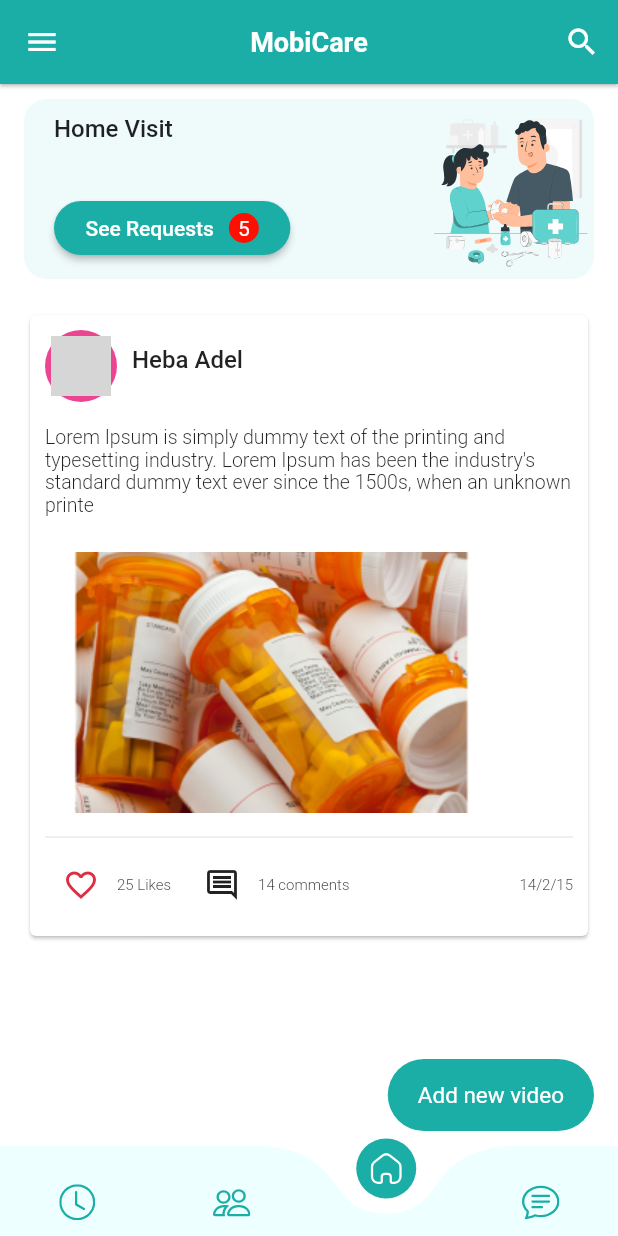
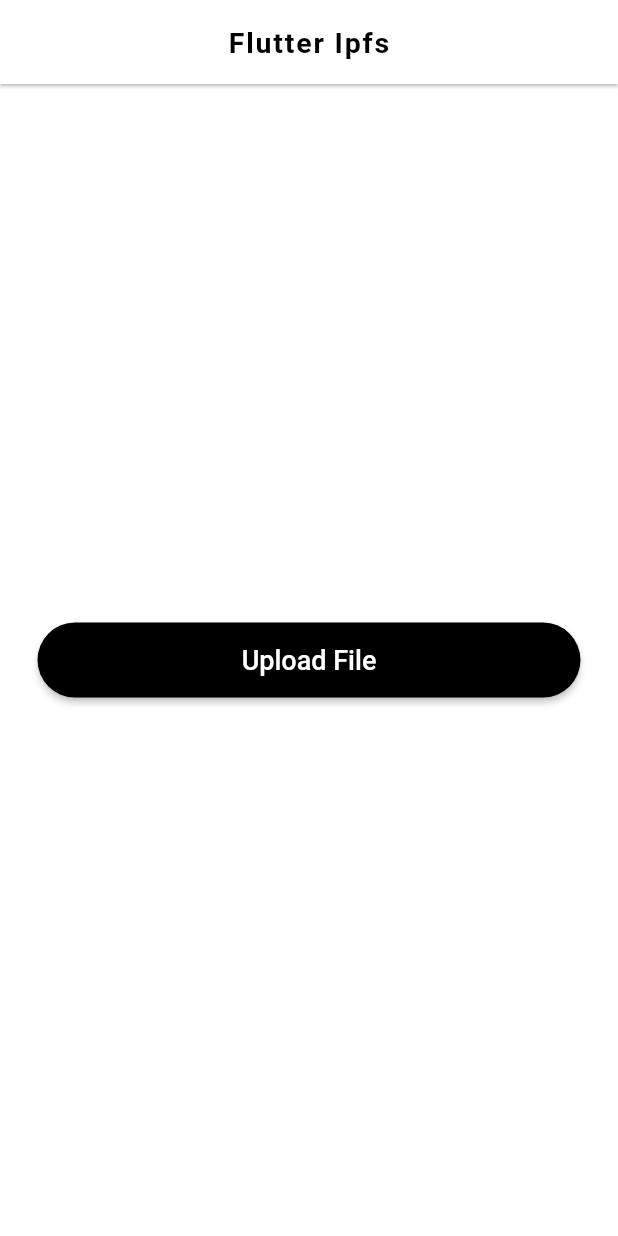
Before and after one commit to iHebaMohammed/MobiCare-Mobile-Interface, a Flutter app: the screen it shows after launch, on a phone screen of 412 x 824 dp. Run offline on Flutter 3.47's test engine with Material 2 defaults, Android fonts, the phone set to English and light mode, and no system bars; drawn by our look-alikes of curved_navigation_bar; our stand-ins replace bloc, cloud_firestore, conditional_builder_null_safety, dio, firebase_auth, firebase_core and 10 more; missing offline and left inert: dart:js_util, flutter_ipfs, walletconnect_dart, web3dart; accounts and stored records are empty; Roboto replaces fonts that are missing (Brand-Bold); project files that could hold a hidden picture were left out; grey boxes are pictures that could not be loaded.

Commit message:
add IPFS to the flutter

```diff
--- a/lib/main.dart
+++ b/lib/main.dart
@@ -34,6 +34,8 @@ import 'shared/network/remote/dio_helper.dart';
 import 'shared/styles/themes.dart';
 import 'shared/network/local/cache_helper.dart';
 
+import 'package:flutter_ipfs/src/service/file_picker.dart';
+
 void main() async {
   WidgetsFlutterBinding.ensureInitialized();
   // const AndroidInitializationSettings initializationSettingsAndroid = AndroidInitializationSettings('app_icon');
@@ -58,15 +60,17 @@ void main() async {
 }
 
 class MyApp extends StatelessWidget {
-
-   const MyApp({super.key});
+  const MyApp({super.key});
 
   @override
   Widget build(BuildContext context) {
     return MultiBlocProvider(
       providers: [
         BlocProvider(
-          create: (context) => PatientLayoutCubit()..getUIdsOfChatsSender()..getAllUsers..getChats(),
+          create: (context) => PatientLayoutCubit()
+            ..getUIdsOfChatsSender()
+            ..getAllUsers
+            ..getChats(),
         ),
         BlocProvider(
           create: (context) => ChatMessagesCubit(),
@@ -98,10 +102,58 @@ class MyApp extends StatelessWidget {
             themeMode: ThemeMode.light,
             theme: lightTheme,
             darkTheme: darkTheme,
-            home: DoctorLayout(),
+            home: IPFS(),
           );
         },
       ),
     );
   }
 }
+
+class IPFS extends StatelessWidget {
+  const IPFS({Key? key}) : super(key: key);
+
+  @override
+  Widget build(BuildContext context) {
+    return Scaffold(
+      backgroundColor: Colors.white,
+      appBar: AppBar(
+        backgroundColor: Colors.white,
+        elevation: 1,
+        centerTitle: true,
+        title: const Text(
+          'Flutter Ipfs',
+          style: TextStyle(
+            letterSpacing: 1.2,
+            color: Colors.black,
+            fontSize: 19,
+            fontWeight: FontWeight.w600,
+          ),
+        ),
+      ),
+      body: Container(
+        padding: const EdgeInsets.symmetric(horizontal: 25),
+        child: Center(
+          child: MaterialButton(
+            onPressed: () => FilePickerService.pickFile(context)
+                .then((value) => print(value)),
+            color: Colors.black,
+            textColor: Colors.white,
+            shape: RoundedRectangleBorder(
+              borderRadius: BorderRadius.circular(25),
+            ),
+            child: const SizedBox(
+              height: 50,
+              child: Center(
+                child: Text(
+                  'Upload File',
+                  style: TextStyle(fontSize: 18, fontFamily: 'Brand-Bold'),
+                ),
+              ),
+            ),
+          ),
+        ),
+      ),
+    );
+  }
+}
--- a/pubspec.yaml
+++ b/pubspec.yaml
@@ -58,10 +58,10 @@ dependencies:
   http: ^0.13.4
   web_socket_channel: ^2.4.0
   web3dart: ^2.6.1
+  walletconnect_dart: ^0.0.11
   url_launcher: ^6.1.10
   ipfs_client_flutter: ^1.0.7
-  webthree: ^2.5.6+1
-  walletconnect_dart: ^0.0.11
+  flutter_ipfs: ^0.0.2
 #  syncfusion_flutter_datepicker: ^21.1.35
 
 dev_dependencies:
```
Also changed, not shown: pubspec.lock, 3 other files.
